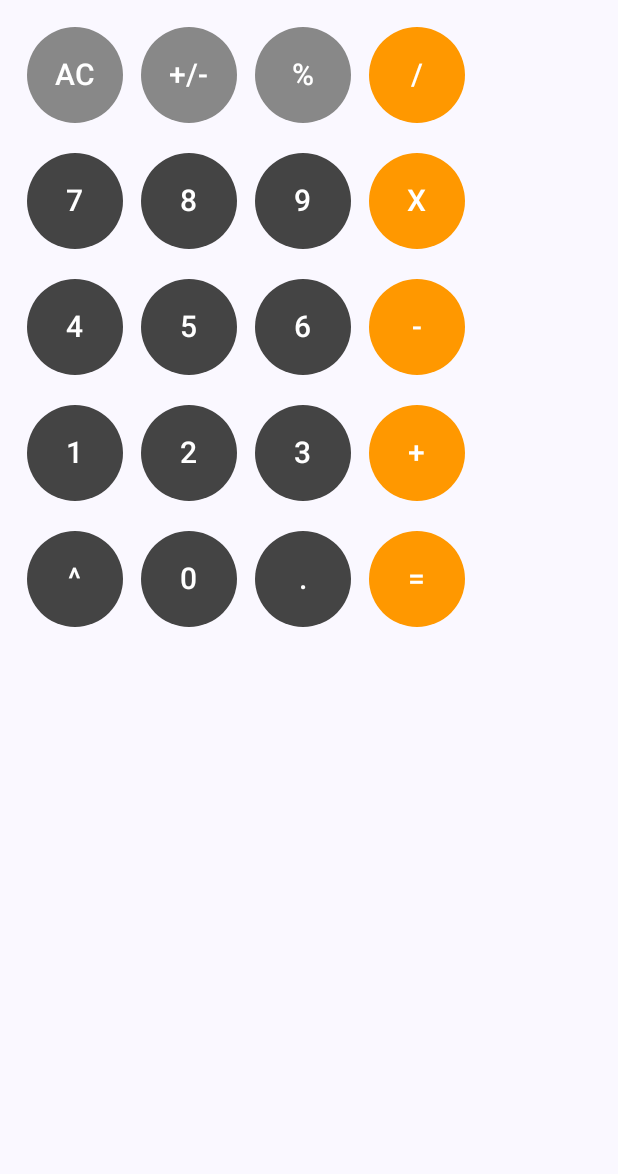
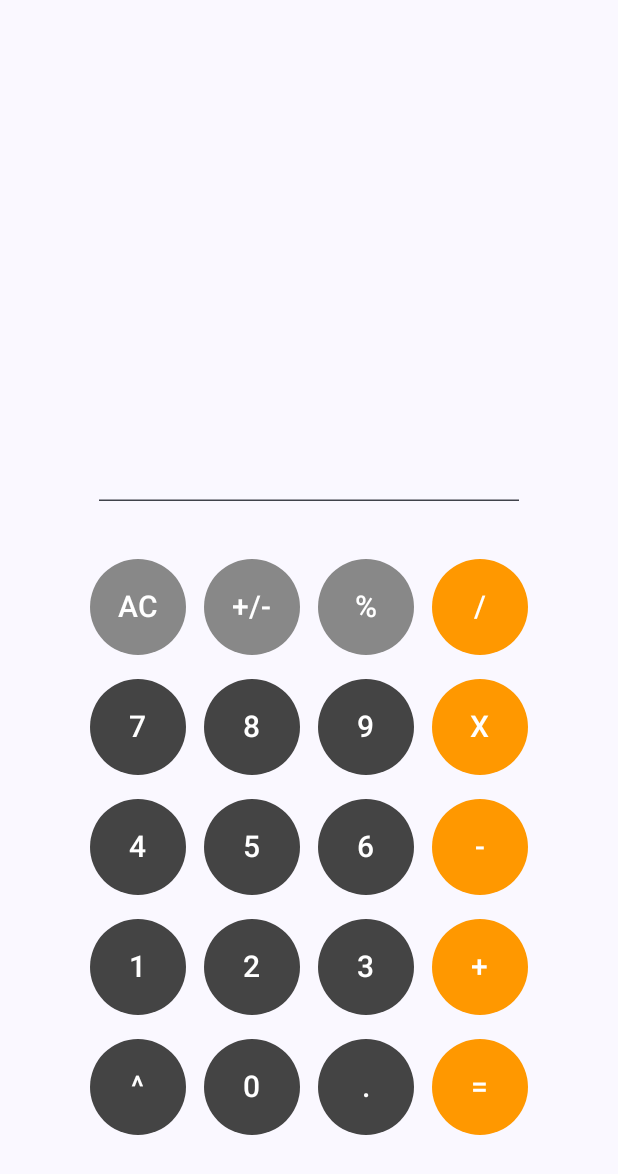
Before and after one commit to abdulhaseeb20/Sample-Calculator-Jetpack, an Android app built with Jetpack Compose: the screen it shows after launch (MainActivity), on a phone screen of 412 x 824 dp. Shown: the top 1174 px of the screen. Run offline under Robolectric (Android 15) with nearby library versions, the phone set to English and light mode, and no system bars.

Commit message:
update ui

```diff
--- a/app/src/main/java/com/example/calculatorsample/MainActivity.kt
+++ b/app/src/main/java/com/example/calculatorsample/MainActivity.kt
@@ -4,9 +4,11 @@ import android.os.Bundle
 import androidx.activity.ComponentActivity
 import androidx.activity.compose.setContent
 import androidx.compose.foundation.layout.Arrangement
+import androidx.compose.foundation.layout.Box
 import androidx.compose.foundation.layout.Column
 import androidx.compose.foundation.layout.PaddingValues
 import androidx.compose.foundation.layout.Row
+import androidx.compose.foundation.layout.Spacer
 import androidx.compose.foundation.layout.fillMaxSize
 import androidx.compose.foundation.layout.height
 import androidx.compose.foundation.layout.padding
@@ -17,10 +19,16 @@ import androidx.compose.material3.ButtonDefaults
 import androidx.compose.material3.MaterialTheme
 import androidx.compose.material3.Surface
 import androidx.compose.material3.Text
+import androidx.compose.material3.TextField
+import androidx.compose.material3.TextFieldDefaults
 import androidx.compose.runtime.Composable
+import androidx.compose.runtime.mutableStateOf
+import androidx.compose.runtime.remember
+import androidx.compose.ui.Alignment
 import androidx.compose.ui.Modifier
 import androidx.compose.ui.graphics.Color
 import androidx.compose.ui.tooling.preview.Preview
+import androidx.compose.ui.tooling.preview.Wallpapers
 import androidx.compose.ui.unit.dp
 import androidx.compose.ui.unit.sp
 import com.example.calculatorsample.ui.theme.CalculatorSampleTheme
@@ -50,7 +58,7 @@ fun Greeting(name: String, modifier: Modifier = Modifier) {
     )
 }
 
-@Preview(showBackground = true)
+@Preview(showBackground = true, wallpaper = Wallpapers.NONE)
 @Composable
 fun GreetingPreview() {
     CalculatorSampleTheme {
@@ -62,39 +70,61 @@ fun GreetingPreview() {
 @Composable
 fun BackgroundTheme() {
     val orange = Color(0xFFFF9800)
-    Column (
-        modifier = Modifier.padding(16.dp),
-        verticalArrangement = Arrangement.spacedBy(16.dp)
-    ){
-        Row (horizontalArrangement = Arrangement.spacedBy(8.dp)){
+    Box(
+        modifier = Modifier
+            .fillMaxSize()
+            .padding(bottom = 15.dp),
+    ) {
+        //Centered Text field
+        Column(
+            modifier = Modifier
+                .fillMaxSize()
+                .padding(top = 20.dp), // adjust value as needed
+            verticalArrangement = Arrangement.Top,
+            horizontalAlignment = Alignment.CenterHorizontally
+        ) {
+            Spacer(modifier = Modifier.height(230.dp)) // move field lower from top
+            // call text field in column here
+            InputTextField()
+        }
+
+        //Calculator buttons
+        Column(
+            modifier = Modifier
+                .align(Alignment.BottomCenter)
+                .padding(bottom = 50.dp),
+            verticalArrangement = Arrangement.spacedBy(12.dp),
+            horizontalAlignment = Alignment.Start,
+        ) {
+            Row(horizontalArrangement = Arrangement.spacedBy(8.dp)) {
                 // AC +/- % /
                 CalculatorButton(text = "AC", containerColor = Color.Gray)
                 CalculatorButton(text = "+/-", containerColor = Color.Gray)
                 CalculatorButton(text = "%", containerColor = Color.Gray)
                 CalculatorButton(text = "/", containerColor = orange)
             }
-        Row (horizontalArrangement = Arrangement.spacedBy(8.dp)) {
+            Row(horizontalArrangement = Arrangement.spacedBy(8.dp)) {
                 // 7 8 9 X
                 CalculatorButton(text = "7", containerColor = Color.DarkGray)
                 CalculatorButton(text = "8", containerColor = Color.DarkGray)
                 CalculatorButton(text = "9", containerColor = Color.DarkGray)
                 CalculatorButton(text = "X", containerColor = orange)
             }
-        Row (horizontalArrangement = Arrangement.spacedBy(8.dp)) {
+            Row(horizontalArrangement = Arrangement.spacedBy(8.dp)) {
                 // 4 5 6 -
                 CalculatorButton(text = "4", containerColor = Color.DarkGray)
                 CalculatorButton(text = "5", containerColor = Color.DarkGray)
                 CalculatorButton(text = "6", containerColor = Color.DarkGray)
                 CalculatorButton(text = "-", containerColor = orange)
             }
-        Row (horizontalArrangement = Arrangement.spacedBy(8.dp)) {
+            Row(horizontalArrangement = Arrangement.spacedBy(8.dp)) {
                 // 1 2 3 +
                 CalculatorButton(text = "1", containerColor = Color.DarkGray)
                 CalculatorButton(text = "2", containerColor = Color.DarkGray)
                 CalculatorButton(text = "3", containerColor = Color.DarkGray)
                 CalculatorButton(text = "+", containerColor = orange)
             }
-        Row (horizontalArrangement = Arrangement.spacedBy(8.dp)) {
+            Row(horizontalArrangement = Arrangement.spacedBy(8.dp)) {
                 // * 0 . =
                 CalculatorButton(text = "^", containerColor = Color.DarkGray)
                 CalculatorButton(text = "0", containerColor = Color.DarkGray)
@@ -102,6 +132,8 @@ fun BackgroundTheme() {
                 CalculatorButton(text = "=", containerColor = orange)
             }
         }
+    }
+
 }
 
 @Composable
@@ -126,3 +158,19 @@ fun CalculatorButton(text: String, containerColor: Color) {
         )
     }
 }
+
+@Composable
+fun InputTextField() {
+    var state = remember { mutableStateOf("") }
+
+    TextField(
+        modifier = Modifier.padding(28.dp),
+        value = state.value,
+        onValueChange = { state.value = it },
+        colors = TextFieldDefaults.colors(
+            focusedContainerColor = Color.Transparent,
+            unfocusedContainerColor = Color.Transparent,
+            disabledContainerColor = Color.Transparent,
+        )
+    )
+}
```
Lines whose indentation alone changed are shown as unchanged.
